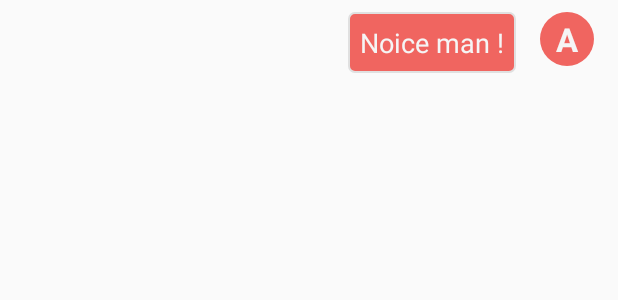
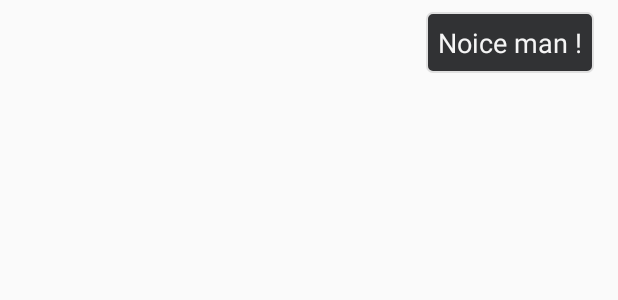
Before and after one commit to avinashkgit/Watook, an Android app: the layout item_chat_mine.xml on its own in the app's theme, with its tools: preview values and no code run, on a phone screen of 412 x 824 dp. Shown: the top 300 px of the screen. Run offline under Robolectric (Android 15) with nearby library versions, the phone set to English and light mode, and no system bars.

Commit message:
Initial Commit

```diff
--- a/app/src/main/java/com/watook/activity/ChatActivity.java
+++ b/app/src/main/java/com/watook/activity/ChatActivity.java
@@ -34,6 +34,7 @@ public class ChatActivity extends BaseActivity {
 
     private void init() {
         // set the register screen fragment
+        getSupportActionBar().setTitle(getIntent().getExtras().getString(Constant.ARG_RECEIVER));
         FragmentTransaction fragmentTransaction = getSupportFragmentManager().beginTransaction();
         fragmentTransaction.replace(R.id.frame_layout_content_chat,
                 ChatFragment.newInstance(getIntent().getExtras().getString(Constant.ARG_RECEIVER),
--- a/app/src/main/java/com/watook/adapter/NearByAdapter.java
+++ b/app/src/main/java/com/watook/adapter/NearByAdapter.java
@@ -59,7 +59,7 @@ public class NearByAdapter extends RecyclerView.Adapter<NearByAdapter.RecyclerVi
             @Override
             public void onClick(View v) {
                 ChatActivity.startActivity(activity,
-                        user.getEmailId(),
+                        user.getFirstName() + " " + user.getLastName(),
                         String.valueOf(user.getUserId()),
                         user.getFireBaseToken());
             }
--- a/app/src/main/res/drawable-hdpi-v11/chat_rounded_rect_bg.xml
+++ b/app/src/main/res/drawable-hdpi-v11/chat_rounded_rect_bg.xml
@@ -9,6 +9,4 @@
         android:width="1dp"
         android:color="@color/grey_300" />
 
-
-
 </shape>
--- a/app/src/main/res/drawable-hdpi-v11/rounded_rect_bg.xml
+++ b/app/src/main/res/drawable-hdpi-v11/rounded_rect_bg.xml
@@ -2,7 +2,7 @@
 <shape xmlns:android="http://schemas.android.com/apk/res/android"
     android:shape="rectangle">
 
-    <corners android:radius="4dp" />
+    <corners android:radius="30dp" />
     <solid android:color="@color/white" />
 
 </shape>
--- a/app/src/main/res/layout/item_chat_mine.xml
+++ b/app/src/main/res/layout/item_chat_mine.xml
@@ -18,29 +18,29 @@
         android:layout_height="wrap_content"
         android:layout_marginStart="@dimen/margin_huge"
         android:layout_marginLeft="@dimen/margin_huge"
-        android:layout_toStartOf="@+id/text_view_user_alphabet"
-        android:layout_toLeftOf="@+id/text_view_user_alphabet"
-        android:background="@drawable/chat_rounded_rect_bg"
+        android:layout_alignParentEnd="true"
+        android:layout_alignParentRight="true"
+        android:background="@drawable/rounded_rect_bg_primary"
         android:padding="@dimen/margin_small"
         android:textAppearance="?android:attr/textAppearanceMedium"
         android:textColor="@color/grey_100"
         tools:text="Noice man !" />
 
-    <TextView
-        android:id="@+id/text_view_user_alphabet"
-        android:layout_width="wrap_content"
-        android:layout_height="wrap_content"
-        android:layout_alignParentEnd="true"
-        android:layout_alignParentRight="true"
-        android:layout_marginStart="@dimen/margin_avg"
-        android:layout_marginLeft="@dimen/margin_avg"
-        android:background="@drawable/circle_accent"
-        android:gravity="center"
-        android:maxEms="1"
-        android:textAllCaps="true"
-        android:textAppearance="?android:attr/textAppearanceLarge"
-        android:textColor="@color/grey_100"
-        android:textStyle="bold"
-        tools:text="a" />
+    <!--<TextView-->
+        <!--android:id="@+id/text_view_user_alphabet"-->
+        <!--android:layout_width="wrap_content"-->
+        <!--android:layout_height="wrap_content"-->
+        <!--android:layout_alignParentEnd="true"-->
+        <!--android:layout_alignParentRight="true"-->
+        <!--android:layout_marginStart="@dimen/margin_avg"-->
+        <!--android:layout_marginLeft="@dimen/margin_avg"-->
+        <!--android:background="@drawable/circle_accent"-->
+        <!--android:gravity="center"-->
+        <!--android:maxEms="1"-->
+        <!--android:textAllCaps="true"-->
+        <!--android:textAppearance="?android:attr/textAppearanceLarge"-->
+        <!--android:textColor="@color/grey_100"-->
+        <!--android:textStyle="bold"-->
+        <!--tools:text="a" />-->
 
 </RelativeLayout>
--- a/app/src/main/res/layout/item_chat_other.xml
+++ b/app/src/main/res/layout/item_chat_other.xml
@@ -34,7 +34,7 @@
         android:layout_height="wrap_content"
         android:layout_marginEnd="@dimen/margin_huge"
         android:layout_marginRight="@dimen/margin_huge"
-        android:background="@drawable/chat_rounded_rect_bg"
+        android:background="@drawable/rounded_rect_bg_accent"
         android:padding="@dimen/margin_small"
         android:textAppearance="?android:attr/textAppearanceMedium"
         android:textColor="@color/grey_100"
```
Also changed, not shown: app/src/main/java/com/watook/adapter/ChatRecyclerAdapter.java (+9 -9 lines), app/src/main/java/com/watook/fragment/ChatFragment.java (+45 -10 lines), app/src/main/res/drawable/shape_bg_incoming_bubble.xml (added, +19 -0 lines), app/src/main/res/drawable/shape_bg_outgoing_bubble.xml (added, +21 -0 lines), app/src/main/res/layout/fragment_chat.xml (+41 -11 lines), app/src/main/res/drawable-hdpi/ic_send_white_24dp.png (added), app/src/main/res/drawable-mdpi/ic_send_white_24dp.png (added), app/src/main/res/drawable-xhdpi/ic_send_white_24dp.png (added), app/src/main/res/drawable-xxhdpi/ic_send_white_24dp.png (added), app/src/main/res/drawable-xxxhdpi/ic_send_white_24dp.png (added), 51 other files.
